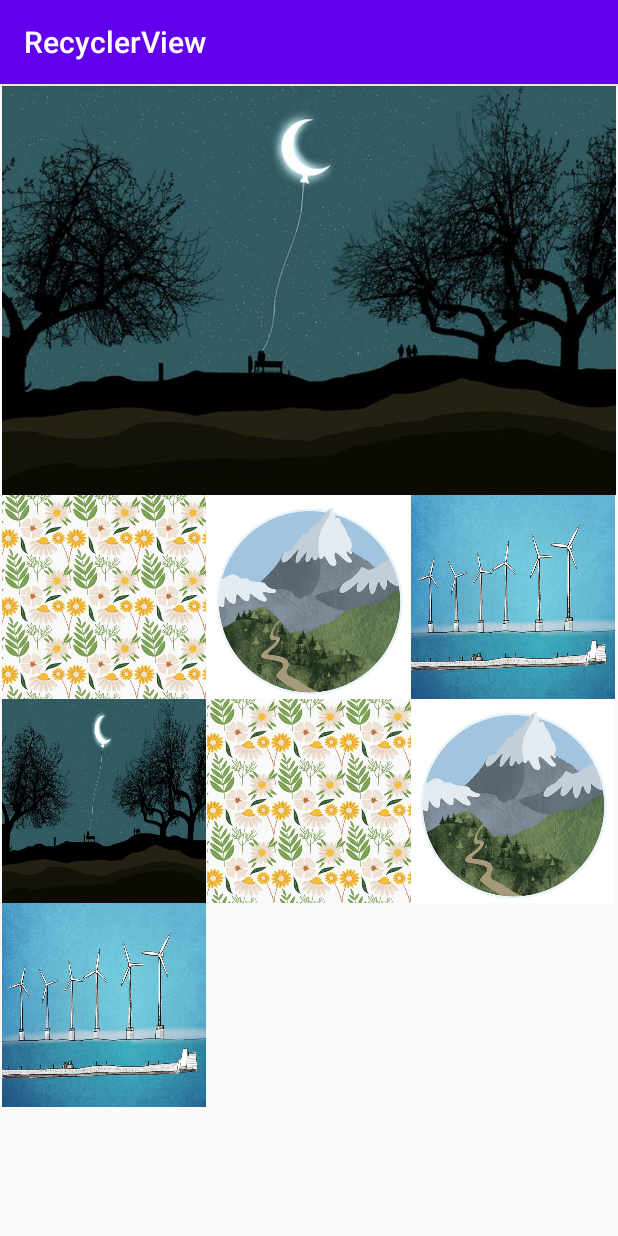
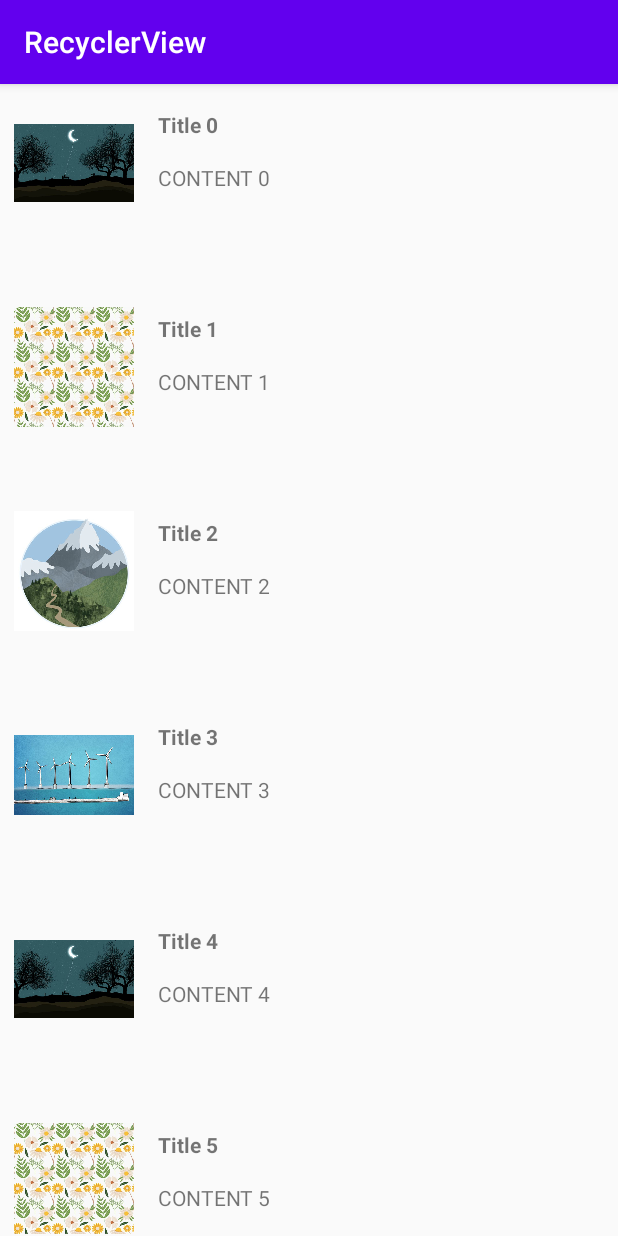
Before and after one commit to cheolyeing/AndroidStudy, an Android app: the screen it shows after launch (MainActivity), on a phone screen of 412 x 824 dp. Run offline under Robolectric (Android 15) with nearby library versions, the phone set to English and light mode, and no system bars.

Commit message:
Study RecyclerView linear list

```diff
--- a/app/src/main/java/com/example/recyclerview/MainActivity.kt
+++ b/app/src/main/java/com/example/recyclerview/MainActivity.kt
@@ -6,9 +6,12 @@ import android.view.LayoutInflater
 import android.view.View
 import android.view.ViewGroup
 import android.widget.ImageView
+import android.widget.TextView
 import androidx.recyclerview.widget.GridLayoutManager
+import androidx.recyclerview.widget.LinearLayoutManager
 import androidx.recyclerview.widget.RecyclerView
 import kotlinx.android.synthetic.main.activity_main.*
+import org.w3c.dom.Text
 
 class MainActivity : AppCompatActivity() {
     override fun onCreate(savedInstanceState: Bundle?) {
@@ -16,15 +19,8 @@ class MainActivity : AppCompatActivity() {
         setContentView(R.layout.activity_main)
 
         recyclerView.adapter = MyRecyclerViewAdapter()
-        var gridManager = GridLayoutManager(this, 3)
-        recyclerView.layoutManager = gridManager
-
-        gridManager.spanSizeLookup = object : GridLayoutManager.SpanSizeLookup() {
-            override fun getSpanSize(position: Int): Int {
-                if (position == 0) return 3
-                return 1
-            }
-        }
+        var linearManager = LinearLayoutManager(this)
+        recyclerView.layoutManager = linearManager
     }
 
     class MyRecyclerViewAdapter : RecyclerView.Adapter<RecyclerView.ViewHolder>() {
@@ -55,13 +51,8 @@ class MainActivity : AppCompatActivity() {
                 LayoutInflater.from(parent.context).inflate(R.layout.item_layout, parent, false)
 
             var params = view.layoutParams
-            if(viewType==HEADER_IMAGE) {
-                params.height = 2 * parent.measuredWidth / 3
-                params.width = parent.measuredWidth
-            } else {
-                params.height = parent.measuredWidth / 3
-                params.width = parent.measuredWidth / 3
-            }
+            params.height = parent.measuredWidth / 3
+            params.width = parent.measuredWidth
 
             return MyViewHolder(view)
         }
@@ -74,15 +65,21 @@ class MainActivity : AppCompatActivity() {
         // Bind view holder - data
         override fun onBindViewHolder(holder: RecyclerView.ViewHolder, position: Int) {
             var view = holder as MyViewHolder
-            view!!.imageView!!.setImageResource(images[position])
+            view!!.profile_imageView!!.setImageResource(images[position])
+            view!!.title_textView!!.text = "Title ${position.toString()}"
+            view!!.content_textView!!.text = "CONTENT ${position.toString()}"
         }
     }
 }
 
 class MyViewHolder(view: View?) : RecyclerView.ViewHolder(view!!) {
-    var imageView: ImageView? = null
+    var profile_imageView: ImageView? = null
+    var title_textView: TextView? = null
+    var content_textView: TextView? = null
 
     init {
-        imageView = view!!.findViewById(R.id.item_imageView)
+        profile_imageView = view!!.findViewById(R.id.profile_imageview)
+        title_textView = view!!.findViewById(R.id.title_textview)
+        content_textView = view!!.findViewById(R.id.content_textview)
     }
 }
--- a/app/src/main/res/layout/item_layout.xml
+++ b/app/src/main/res/layout/item_layout.xml
@@ -3,16 +3,40 @@
     xmlns:app="http://schemas.android.com/apk/res-auto"
     xmlns:tools="http://schemas.android.com/tools"
     android:layout_width="match_parent"
-    android:layout_height="match_parent">
+    android:layout_height="100dp">
 
     <ImageView
-        android:id="@+id/item_imageView"
-        android:layout_width="0dp"
-        android:layout_height="0dp"
-        android:scaleType="fitXY"
-        app:layout_constraintBottom_toBottomOf="parent"
-        app:layout_constraintEnd_toEndOf="parent"
+        android:id="@+id/profile_imageview"
+        android:layout_width="80dp"
+        android:layout_height="80dp"
+        android:layout_marginStart="8dp"
+        android:layout_marginLeft="8dp"
+        android:layout_marginTop="8dp"
+        app:layout_constraintBottom_toTopOf="@+id/content_textview"
         app:layout_constraintStart_toStartOf="parent"
-        app:layout_constraintTop_toTopOf="parent"
+        app:layout_constraintTop_toTopOf="@+id/content_textview"
         tools:srcCompat="@tools:sample/avatars" />
+
+    <TextView
+        android:id="@+id/title_textview"
+        android:layout_width="wrap_content"
+        android:layout_height="wrap_content"
+        android:layout_marginStart="16dp"
+        android:layout_marginLeft="16dp"
+        android:layout_marginTop="16dp"
+        android:text="TextView"
+        android:textStyle="bold"
+        app:layout_constraintStart_toEndOf="@+id/profile_imageview"
+        app:layout_constraintTop_toTopOf="parent" />
+
+    <TextView
+        android:id="@+id/content_textview"
+        android:layout_width="wrap_content"
+        android:layout_height="wrap_content"
+        android:layout_marginStart="16dp"
+        android:layout_marginLeft="16dp"
+        android:layout_marginTop="16dp"
+        android:text="TextView"
+        app:layout_constraintStart_toEndOf="@+id/profile_imageview"
+        app:layout_constraintTop_toBottomOf="@+id/title_textview" />
 </androidx.constraintlayout.widget.ConstraintLayout>
```
